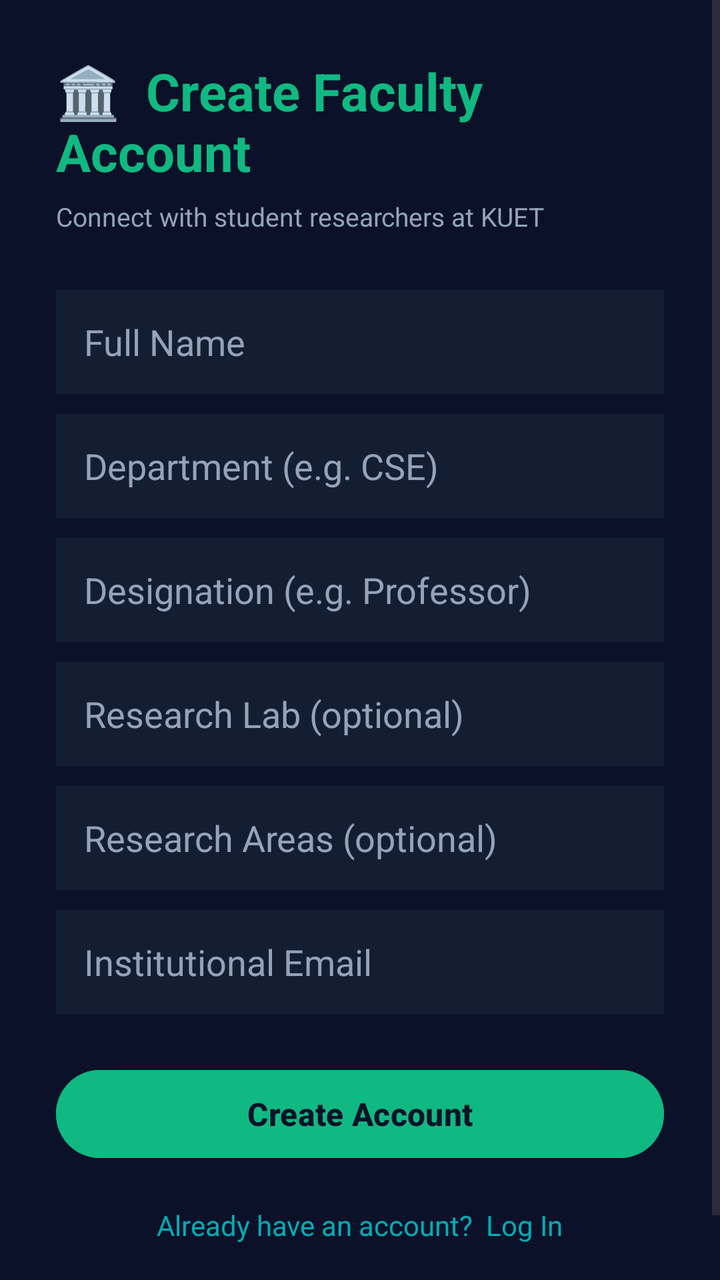
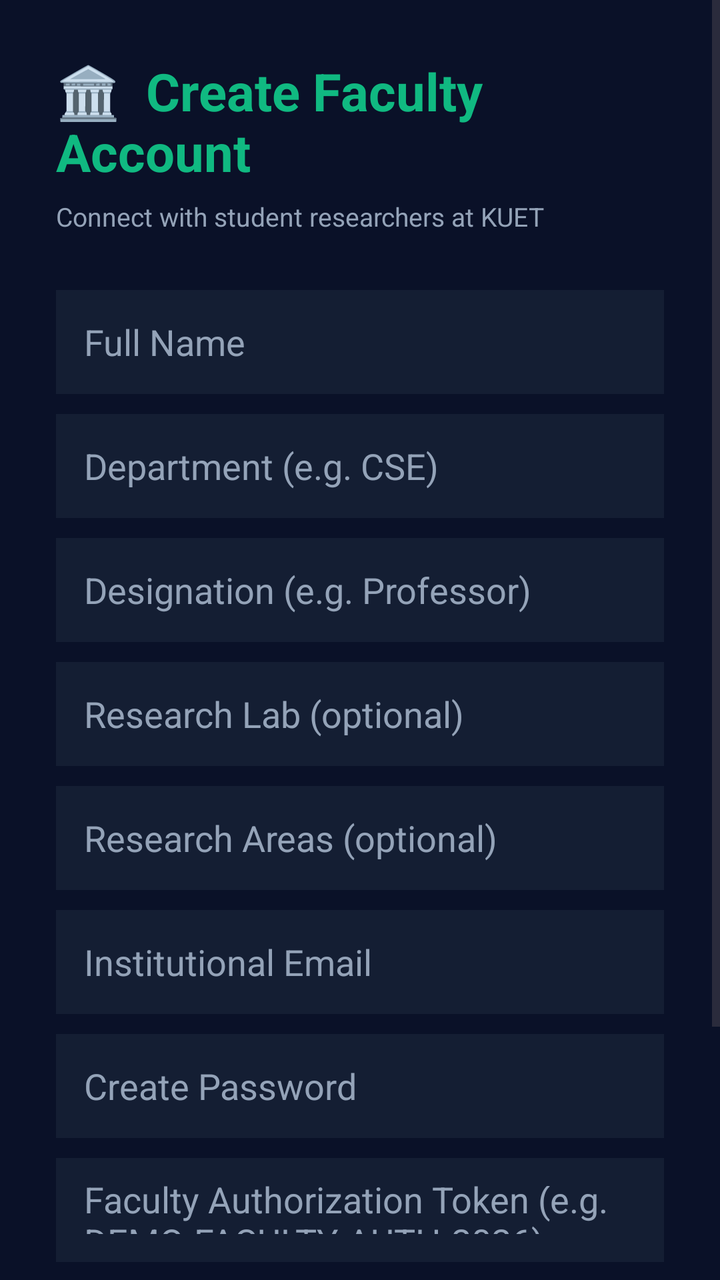

Compare the two renders of this Android layout. The source of the first and the diff that turns it into the second are given below.
<!-- AndroidManifest.xml: activity theme Theme.WizardsOfTeligati -->
<!-- res/layout/activity_faculty_register.xml -->
<?xml version="1.0" encoding="utf-8"?>
<ScrollView xmlns:android="http://schemas.android.com/apk/res/android"
    android:layout_width="match_parent"
    android:layout_height="match_parent"
    android:background="@color/deep_navy"
    android:fillViewport="true">

    <LinearLayout
        android:layout_width="match_parent"
        android:layout_height="wrap_content"
        android:orientation="vertical"
        android:padding="28dp">

        <TextView
            android:layout_width="wrap_content"
            android:layout_height="wrap_content"
            android:text="🏛️  Create Faculty Account"
            android:textColor="@color/emerald_green"
            android:textSize="26sp"
            android:textStyle="bold"
            android:layout_marginBottom="6dp"/>

        <TextView
            android:layout_width="wrap_content"
            android:layout_height="wrap_content"
            android:text="Connect with student researchers at KUET"
            android:textColor="@color/text_secondary"
            android:textSize="13sp"
            android:layout_marginBottom="28dp"/>

        <EditText
            android:id="@+id/etRegFacultyName"
            android:layout_width="match_parent"
            android:layout_height="52dp"
            android:background="@color/card_dark"
            android:hint="Full Name"
            android:padding="14dp"
            android:textColor="@color/text_primary"
            android:textColorHint="@color/text_secondary"
            android:layout_marginBottom="10dp"/>

        <EditText
            android:id="@+id/etRegFacultyDept"
            android:layout_width="match_parent"
            android:layout_height="52dp"
            android:background="@color/card_dark"
            android:hint="Department (e.g. CSE)"
            android:padding="14dp"
            android:textColor="@color/text_primary"
            android:textColorHint="@color/text_secondary"
            android:layout_marginBottom="10dp"/>

        <EditText
            android:id="@+id/etRegFacultyDesignation"
            android:layout_width="match_parent"
            android:layout_height="52dp"
            android:background="@color/card_dark"
            android:hint="Designation (e.g. Professor)"
            android:padding="14dp"
            android:textColor="@color/text_primary"
            android:textColorHint="@color/text_secondary"
            android:layout_marginBottom="10dp"/>

        <EditText
            android:id="@+id/etRegFacultyLab"
            android:layout_width="match_parent"
            android:layout_height="52dp"
            android:background="@color/card_dark"
            android:hint="Research Lab (optional)"
            android:padding="14dp"
            android:textColor="@color/text_primary"
            android:textColorHint="@color/text_secondary"
            android:layout_marginBottom="10dp"/>

        <EditText
            android:id="@+id/etRegFacultyResearch"
            android:layout_width="match_parent"
            android:layout_height="52dp"
            android:background="@color/card_dark"
            android:hint="Research Areas (optional)"
            android:padding="14dp"
            android:textColor="@color/text_primary"
            android:textColorHint="@color/text_secondary"
            android:layout_marginBottom="10dp"/>

        <EditText
            android:id="@+id/etRegFacultyEmail"
            android:layout_width="match_parent"
            android:layout_height="52dp"
            android:background="@color/card_dark"
            android:hint="Institutional Email"
            android:inputType="textEmailAddress"
            android:padding="14dp"
            android:textColor="@color/text_primary"
            android:textColorHint="@color/text_secondary"
            android:layout_marginBottom="24dp"/>

        <Button
            android:id="@+id/btnCreateFacultyAccount"
            android:layout_width="match_parent"
            android:layout_height="52dp"
            android:backgroundTint="@color/emerald_green"
            android:text="Create Account"
            android:textColor="@color/deep_navy"
            android:textSize="16sp"
            android:textStyle="bold"
            android:layout_marginBottom="20dp"/>

        <TextView
            android:id="@+id/tvBackToFacultyLogin"
            android:layout_width="wrap_content"
            android:layout_height="wrap_content"
            android:layout_gravity="center_horizontal"
            android:layout_marginBottom="24dp"
            android:text="Already have an account?  Log In"
            android:textColor="@color/mystic_cyan"
            android:textSize="14sp" />

    </LinearLayout>
</ScrollView>
<!-- resources referenced by this layout -->
<resources>
  <color name="card_dark">#141E33</color>
  <color name="deep_navy">#0A1128</color>
  <color name="emerald_green">#10B981</color>
  <color name="mystic_cyan">#00ADB5</color>
  <color name="text_primary">#F1F5F9</color>
  <color name="text_secondary">#94A3B8</color>
  <style name="Theme.WizardsOfTeligati" parent="Theme.Material3.DayNight.NoActionBar">
          <item name="colorPrimary">@color/mystic_cyan</item>
          <item name="colorSecondary">@color/accent_purple</item>
          <item name="android:windowBackground">@color/deep_navy</item>
          <item name="colorSurface">@color/card_dark</item>
          <item name="colorOnSurface">@color/text_primary</item>
          <item name="colorOnPrimary">@color/deep_navy</item>
      </style>
  <color name="accent_purple">#6C63FF</color>
</resources>

<!-- the commit's change to res/layout/activity_faculty_register.xml (unified diff, before → after) -->
@@ -93,6 +93,29 @@
             android:padding="14dp"
             android:textColor="@color/text_primary"
             android:textColorHint="@color/text_secondary"
+            android:layout_marginBottom="10dp"/>
+
+        <EditText
+            android:id="@+id/etRegFacultyPassword"
+            android:layout_width="match_parent"
+            android:layout_height="52dp"
+            android:background="@color/card_dark"
+            android:hint="Create Password"
+            android:inputType="textPassword"
+            android:padding="14dp"
+            android:textColor="@color/text_primary"
+            android:textColorHint="@color/text_secondary"
+            android:layout_marginBottom="10dp"/>
+
+        <EditText
+            android:id="@+id/etRegFacultyToken"
+            android:layout_width="match_parent"
+            android:layout_height="52dp"
+            android:background="@color/card_dark"
+            android:hint="Faculty Authorization Token (e.g. DEMO-FACULTY-AUTH-2026)"
+            android:padding="14dp"
+            android:textColor="@color/text_primary"
+            android:textColorHint="@color/text_secondary"
             android:layout_marginBottom="24dp"/>
 
         <Button
